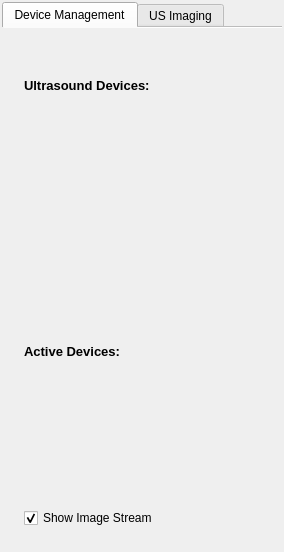
First picture: the form in Plugins/org.mitk.gui.qt.ultrasound/src/internal/UltrasoundSupportControls.ui, repository MITK/MITK, before the edit.
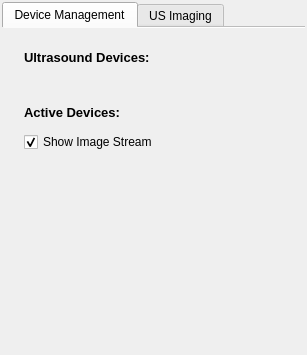
Second picture: the form after the edit. Icons and pictures are not drawn. Custom widgets are drawn as their Qt base class.

```diff
--- a/Plugins/org.mitk.gui.qt.ultrasound/src/internal/UltrasoundSupportControls.ui
+++ b/Plugins/org.mitk.gui.qt.ultrasound/src/internal/UltrasoundSupportControls.ui
@@ -6,8 +6,8 @@
    <rect>
     <x>0</x>
     <y>0</y>
-    <width>284</width>
-    <height>552</height>
+    <width>307</width>
+    <height>355</height>
    </rect>
   </property>
   <property name="minimumSize">
@@ -123,6 +123,19 @@
             </layout>
            </widget>
           </item>
+          <item>
+           <spacer name="verticalSpacer">
+            <property name="orientation">
+             <enum>Qt::Vertical</enum>
+            </property>
+            <property name="sizeHint" stdset="0">
+             <size>
+              <width>20</width>
+              <height>40</height>
+             </size>
+            </property>
+           </spacer>
+          </item>
          </layout>
         </widget>
        </item>
```
Left out of the diff: 2 changed lines with no effect on the pictures.
